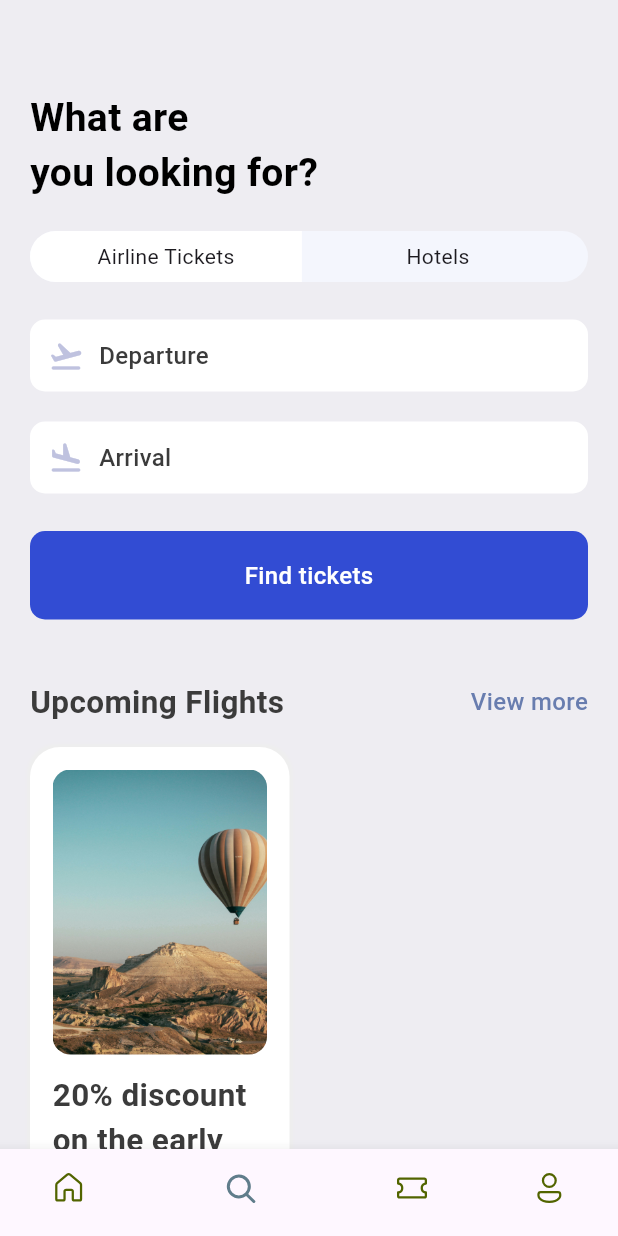
After one commit to OthyTenk/ticket_demo_app, a Flutter app: the screen it shows after launch, item 2 of the bottom bar chosen, on a phone screen of 412 x 824 dp. The commit adds this screen. Run offline on Flutter 3.47's test engine with Material 3 defaults, Android fonts, the phone set to English and light mode, and no system bars; our stand-ins replace fluentui_icons.

Commit message:
feat: first part of the search screen

```diff
--- a/lib/base/bottom_nav_bar.dart
+++ b/lib/base/bottom_nav_bar.dart
@@ -1,6 +1,7 @@
 import 'package:fluentui_icons/fluentui_icons.dart';
 import 'package:flutter/material.dart';
 import 'package:ticket_app/screens/home.dart';
+import 'package:ticket_app/screens/search.dart';
 import 'package:ticket_app/screens/tickets.dart';
 
 class BottomNavBar extends StatefulWidget {
@@ -13,7 +14,7 @@ class BottomNavBar extends StatefulWidget {
 class _BottomNavBarState extends State<BottomNavBar> {
   final appScreens = [
     const HomeScreen(),
-    const Center(child: Text("Search")),
+    const SearchScreen(),
     const TicketsScreen(),
     const Center(child: Text("Profile")),
   ];
--- a/lib/base/res/app_routes.dart
+++ b/lib/base/res/app_routes.dart
@@ -1,4 +1,7 @@
 class AppRoutes {
   static const home = "/";
   static const tickets = "/tickets";
+  static const viewMoreTickets = "/view_more_tickets";
+  static const viewMoreHotels = "/view_more_hotels";
+  static const hotelDetails = "/hotel_details";
 }
--- a/lib/screens/widgets/hotel.dart
+++ b/lib/base/widgets/hotel.dart
@@ -1,5 +1,4 @@
 import 'package:flutter/material.dart';
-import 'package:ticket_app/base/res/media.dart';
 import 'package:ticket_app/base/res/styles/app_styles.dart';
 
 class Hotel extends StatelessWidget {
--- /dev/null
+++ b/lib/base/widgets/search/find_ticket_button.dart
@@ -0,0 +1,22 @@
+import 'package:flutter/material.dart';
+import 'package:ticket_app/base/res/styles/app_styles.dart';
+
+class FindTicketButton extends StatelessWidget {
+  const FindTicketButton({super.key});
+
+  @override
+  Widget build(BuildContext context) {
+    return Container(
+      padding: const EdgeInsets.symmetric(vertical: 18, horizontal: 18),
+      decoration: BoxDecoration(
+          borderRadius: BorderRadius.circular(10),
+          color: const Color(0xD91130ce)),
+      child: Center(
+        child: Text(
+          "Find tickets",
+          style: AppStyles.textStyle.copyWith(color: Colors.white),
+        ),
+      ),
+    );
+  }
+}
--- /dev/null
+++ b/lib/base/widgets/search/text_icon.dart
@@ -0,0 +1,34 @@
+import 'package:flutter/material.dart';
+import 'package:ticket_app/base/res/styles/app_styles.dart';
+
+class TextIcon extends StatelessWidget {
+  final IconData icon;
+  final String text;
+  const TextIcon({super.key, required this.icon, required this.text});
+
+  @override
+  Widget build(BuildContext context) {
+    return Container(
+      padding: const EdgeInsets.symmetric(vertical: 12, horizontal: 12),
+      decoration: BoxDecoration(
+        borderRadius: BorderRadius.circular(10),
+        color: Colors.white,
+      ),
+      child: Row(
+        children: [
+          Icon(
+            icon,
+            color: Color(0xFFbfc2df),
+          ),
+          const SizedBox(
+            width: 10,
+          ),
+          Text(
+            text,
+            style: AppStyles.textStyle,
+          )
+        ],
+      ),
+    );
+  }
+}
--- /dev/null
+++ b/lib/base/widgets/search/ticket_tabs.dart
@@ -0,0 +1,54 @@
+import 'package:flutter/material.dart';
+
+class TicketTabs extends StatelessWidget {
+  const TicketTabs({super.key});
+
+  @override
+  Widget build(BuildContext context) {
+    return Container(
+      decoration: BoxDecoration(
+        borderRadius: BorderRadius.circular(50),
+        color: const Color(0xFFf4f6fd),
+      ),
+      child: const Row(
+        children: [
+          Tab(
+            title: "Airline Tickets",
+            isSelected: true,
+          ),
+          Tab(
+            title: "Hotels",
+            border: true,
+          ),
+        ],
+      ),
+    );
+  }
+}
+
+class Tab extends StatelessWidget {
+  const Tab(
+      {super.key,
+      this.title = "",
+      this.border = false,
+      this.isSelected = false});
+  final String title;
+  final bool border;
+  final bool isSelected;
+
+  @override
+  Widget build(BuildContext context) {
+    final size = MediaQuery.of(context).size;
+
+    return Container(
+      padding: const EdgeInsets.symmetric(vertical: 7),
+      width: size.width * .44,
+      decoration: BoxDecoration(
+          color: isSelected == false ? Colors.transparent : Colors.white,
+          borderRadius: border == false
+              ? const BorderRadius.horizontal(left: Radius.circular(50))
+              : const BorderRadius.horizontal(right: Radius.circular(50))),
+      child: Center(child: Text(title)),
+    );
+  }
+}
--- a/lib/screens/home.dart
+++ b/lib/screens/home.dart
@@ -6,7 +6,7 @@ import 'package:ticket_app/base/res/styles/app_styles.dart';
 import 'package:ticket_app/base/utils/all_json.dart';
 import 'package:ticket_app/base/widgets/app_double_text.dart';
 import 'package:ticket_app/base/widgets/ticket_view.dart';
-import 'package:ticket_app/screens/widgets/hotel.dart';
+import 'package:ticket_app/base/widgets/hotel.dart';
 
 class HomeScreen extends StatelessWidget {
   const HomeScreen({super.key});
@@ -80,7 +80,7 @@ class HomeScreen extends StatelessWidget {
                 ),
                 AppDoubleText(
                   bigText: "Upcoming Flights",
-                  smallText: "View all",
+                  smallText: "View more",
                   func: () => Navigator.pushNamed(context, AppRoutes.tickets),
                 ),
                 const SizedBox(
@@ -101,7 +101,7 @@ class HomeScreen extends StatelessWidget {
                 // Hotels
                 AppDoubleText(
                   bigText: "Hotels",
-                  smallText: "View all",
+                  smallText: "View more",
                   func: () => Navigator.pushNamed(context, AppRoutes.home),
                 ),
                 const SizedBox(
--- /dev/null
+++ b/lib/screens/search.dart
@@ -0,0 +1,103 @@
+import 'package:flutter/material.dart';
+import 'package:ticket_app/base/res/app_routes.dart';
+import 'package:ticket_app/base/res/media.dart';
+import 'package:ticket_app/base/res/styles/app_styles.dart';
+import 'package:ticket_app/base/widgets/app_double_text.dart';
+import 'package:ticket_app/base/widgets/search/find_ticket_button.dart';
+import 'package:ticket_app/base/widgets/search/text_icon.dart';
+import 'package:ticket_app/base/widgets/search/ticket_tabs.dart';
+
+class SearchScreen extends StatelessWidget {
+  const SearchScreen({super.key});
+
+  @override
+  Widget build(BuildContext context) {
+    final size = MediaQuery.of(context).size;
+
+    return Scaffold(
+      backgroundColor: AppStyles.bgColor,
+      body: ListView(
+        padding: const EdgeInsets.symmetric(horizontal: 20, vertical: 20),
+        children: [
+          const SizedBox(
+            height: 40,
+          ),
+          Text(
+            "What are\nyou looking for?",
+            style: AppStyles.headLineStyle1.copyWith(color: Colors.black),
+          ),
+          const SizedBox(
+            height: 20,
+          ),
+          const TicketTabs(),
+          const SizedBox(
+            height: 25,
+          ),
+          const TextIcon(
+            text: "Departure",
+            icon: Icons.flight_takeoff_rounded,
+          ),
+          const SizedBox(
+            height: 20,
+          ),
+          const TextIcon(
+            text: "Arrival",
+            icon: Icons.flight_land_rounded,
+          ),
+          const SizedBox(
+            height: 25,
+          ),
+          const FindTicketButton(),
+          const SizedBox(
+            height: 40,
+          ),
+          AppDoubleText(
+            bigText: "Upcoming Flights",
+            smallText: "View more",
+            func: () => Navigator.pushNamed(context, AppRoutes.tickets),
+          ),
+          const SizedBox(
+            height: 15,
+          ),
+          Row(
+            children: [
+              Container(
+                padding:
+                    const EdgeInsets.symmetric(horizontal: 15, vertical: 15),
+                width: size.width * .42,
+                decoration: BoxDecoration(
+                    borderRadius: BorderRadius.circular(20),
+                    color: Colors.white,
+                    boxShadow: [
+                      BoxShadow(
+                          color: Colors.grey.shade200,
+                          blurRadius: 1,
+                          spreadRadius: 2)
+                    ]),
+                child: Column(
+                  children: [
+                    Container(
+                      height: 190,
+                      decoration: BoxDecoration(
+                          borderRadius: BorderRadius.circular(12),
+                          image: const DecorationImage(
+                              fit: BoxFit.cover,
+                              image: AssetImage(AppMedia.logo))),
+                    ),
+                    const SizedBox(
+                      height: 12,
+                    ),
+                    Text(
+                      "20% discount on the early booking of this flight. Don't miss.",
+                      style: AppStyles.headLineStyle2,
+                    )
+                  ],
+                ),
+              )
+            ],
+          )
+        ],
+      ),
+    );
+  }
+}
```
